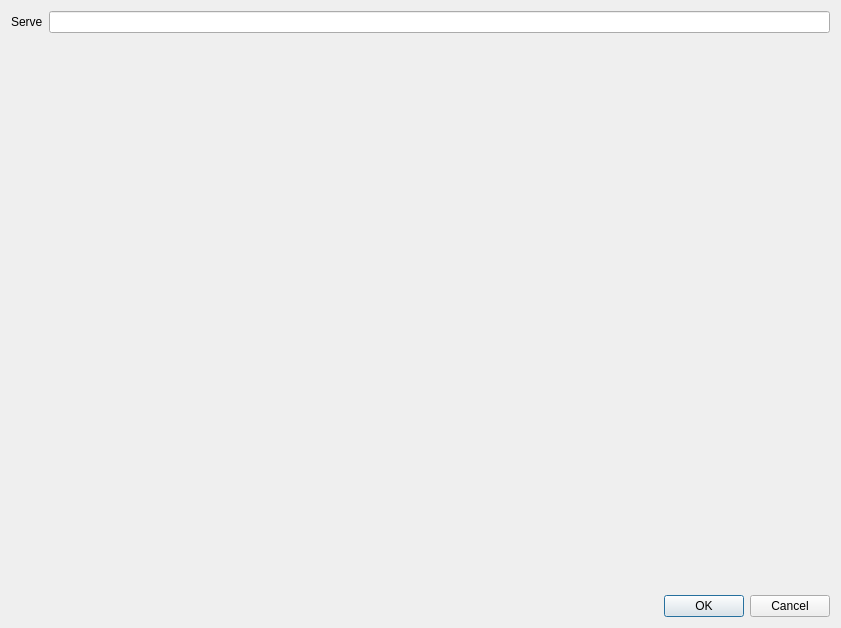
Qt form src/IndependentWindow/FormSetting/formsetting.ui (MRsoymilk/KnowIt) before a commit.
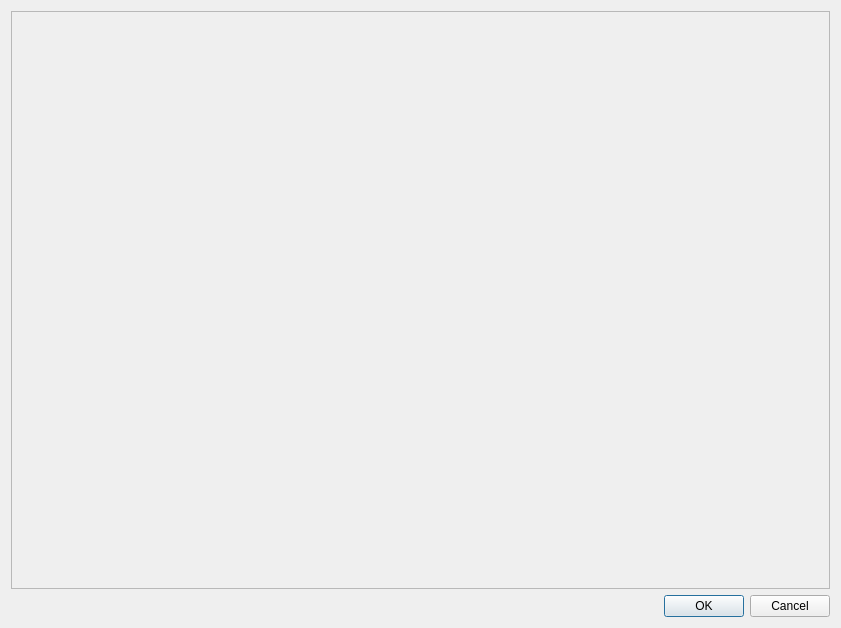
The same form after that commit.

Commit message: start split EditInfo

Patch:
```diff
--- a/src/IndependentWindow/FormSetting/formsetting.ui
+++ b/src/IndependentWindow/FormSetting/formsetting.ui
@@ -15,29 +15,28 @@
   </property>
   <layout class="QGridLayout" name="gridLayout">
    <item row="0" column="0">
-    <widget class="QLabel" name="label">
-     <property name="text">
-      <string>Serve</string>
+    <widget class="QScrollArea" name="scrollArea">
+     <property name="widgetResizable">
+      <bool>true</bool>
      </property>
+     <widget class="QWidget" name="scrollAreaWidgetContents">
+      <property name="geometry">
+       <rect>
+        <x>0</x>
+        <y>0</y>
+        <width>821</width>
+        <height>578</height>
+       </rect>
+      </property>
+      <layout class="QVBoxLayout" name="verticalLayout">
+       <item>
+        <layout class="QVBoxLayout" name="vLay"/>
+       </item>
+      </layout>
+     </widget>
     </widget>
    </item>
-   <item row="0" column="1">
-    <widget class="QLineEdit" name="lineEdit"/>
-   </item>
-   <item row="1" column="1">
-    <spacer name="verticalSpacer">
-     <property name="orientation">
-      <enum>Qt::Orientation::Vertical</enum>
-     </property>
-     <property name="sizeHint" stdset="0">
-      <size>
-       <width>20</width>
-       <height>548</height>
-      </size>
-     </property>
-    </spacer>
-   </item>
-   <item row="2" column="0" colspan="2">
+   <item row="1" column="0">
     <widget class="QDialogButtonBox" name="buttonBox">
      <property name="standardButtons">
       <set>QDialogButtonBox::StandardButton::Cancel|QDialogButtonBox::StandardButton::Ok</set>
```
The commit also changes 79 other files.
